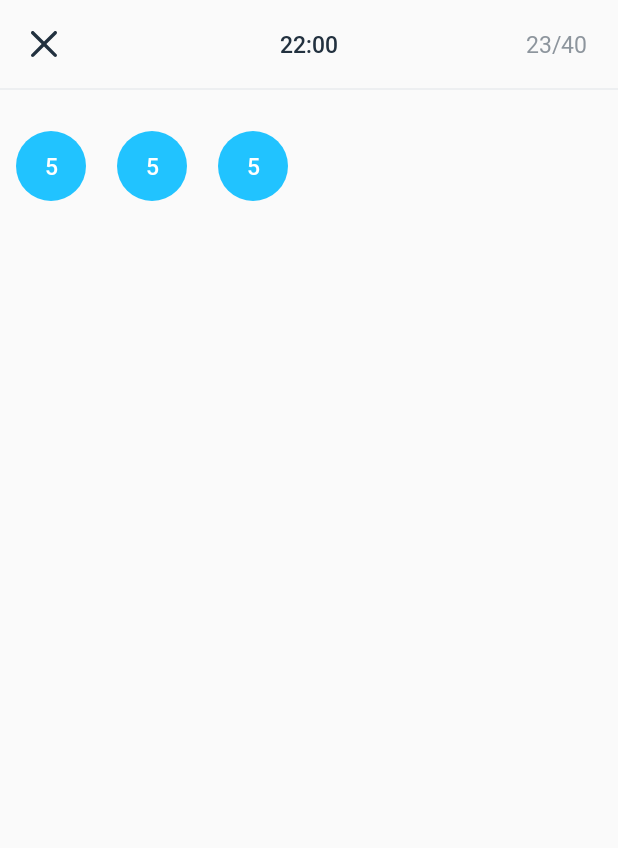
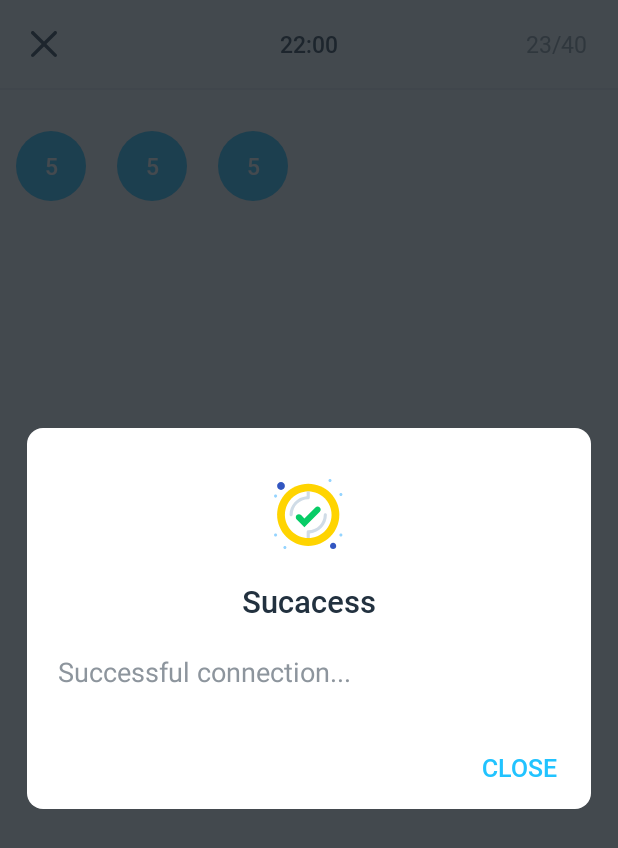
Before and after one commit to dungvuhanoivietnam/quiztest, an Android app: the layout bottom_sheet_answer.xml on its own in the app's theme, with its tools: preview values and no code run, on a phone screen of 412 x 824 dp. Shown: the top 848 px of the screen. Run offline under Robolectric (Android 15) with nearby library versions, the phone set to English and light mode, and no system bars.

Commit message:
fill data question and check result

```diff
--- /dev/null
+++ b/TestIQ/src/main/java/com/example/testiq/ui/DialogResultCallApi.kt
@@ -0,0 +1,37 @@
+package com.example.testiq.ui
+
+import android.app.Dialog
+import android.content.Context
+import android.graphics.Color
+import android.graphics.drawable.ColorDrawable
+import android.view.Gravity
+import android.view.LayoutInflater
+import android.view.ViewGroup
+import android.view.WindowManager
+import com.example.testiq.R
+import com.example.testiq.databinding.DialogResultApiBinding
+import com.example.testiq.utils.Status
+
+class DialogResultCallApi(
+    internal var context: Context, var status : Status
+) : Dialog(context, R.style.MaterialDialogSheet) {
+
+    private val binding = DialogResultApiBinding.inflate(LayoutInflater.from(context))
+
+    init {
+        window!!.setBackgroundDrawable(ColorDrawable(Color.TRANSPARENT))
+        window!!.setLayout(ViewGroup.LayoutParams.MATCH_PARENT, ViewGroup.LayoutParams.MATCH_PARENT)
+        window!!.setGravity(Gravity.CENTER)
+        window!!.setSoftInputMode(WindowManager.LayoutParams.SOFT_INPUT_ADJUST_RESIZE)
+        setContentView(binding.root)
+        initUI()
+    }
+
+    private fun initUI() {
+        binding.label.text = if (Status.SUCCESS == status) "Sucacess" else "Error"
+
+        binding.submit.setOnClickListener {
+            dismiss()
+        }
+    }
+}
--- a/TestIQ/src/main/java/com/example/testiq/viewmodel/MainViewModel.kt
+++ b/TestIQ/src/main/java/com/example/testiq/viewmodel/MainViewModel.kt
@@ -24,6 +24,7 @@ class MainViewModel(
     var lstQuestion = ArrayList<QuestionModel>()
     var questionModel : QuestionModel? = null
     var index : Int = 0
+    var quizTestResponse : QuizTestResponse?= null
 
     val questions: LiveData<Resource<QuizTestResponse>>
         get() = _users
@@ -52,4 +53,29 @@ class MainViewModel(
                  }
              })
     }
+
+    fun submitQuizTest(answers : ArrayList<Int>, keyQuizTest : String){
+        AndroidNetworking.post("https://quiz-test.merryblue.llc/api/v1/quiz/submit-quiz-test")
+            .addHeaders("Authorization", token)
+            .addHeaders("key-app", "quiztest")
+            .addQueryParameter("answers", answers.toString())
+            .addQueryParameter("key_quiz_test", keyQuizTest)
+            .setTag("test")
+            .setPriority(Priority.MEDIUM)
+            .build()
+            .getAsJSONObject(object : JSONObjectRequestListener {
+                override fun onResponse(response: JSONObject?) {
+                    val response: QuizTestResponse = Gson().fromJson(
+                        response.toString(),
+                        QuizTestResponse::class.java
+                    )
+                    _users.postValue(Resource.success(response))
+                }
+
+                override fun onError(error: ANError) {
+                    // handle error
+                    _users.postValue(Resource.error(error.message.toString(),null))
+                }
+            })
+    }
 }
--- a/TestIQ/src/main/res/layout/bottom_sheet_answer.xml
+++ b/TestIQ/src/main/res/layout/bottom_sheet_answer.xml
@@ -3,7 +3,8 @@
     xmlns:app="http://schemas.android.com/apk/res-auto"
     xmlns:tools="http://schemas.android.com/tools"
     android:layout_width="match_parent"
-    android:layout_height="wrap_content">
+    android:layout_height="wrap_content"
+    android:paddingBottom="@dimen/_4sdp">
 
     <androidx.appcompat.widget.AppCompatImageView
         android:id="@+id/iv_back"
@@ -29,6 +30,7 @@
         app:layout_constraintTop_toTopOf="@id/iv_back" />
 
     <androidx.appcompat.widget.AppCompatTextView
+        android:id="@+id/total"
         android:layout_width="wrap_content"
         android:layout_height="0sp"
         android:layout_marginEnd="@dimen/_16sdp"
@@ -50,13 +52,13 @@
 
     <androidx.recyclerview.widget.RecyclerView
         android:id="@+id/rcl_result"
-        android:padding="@dimen/_3sdp"
-        android:layout_marginTop="@dimen/_12sdp"
         android:layout_width="match_parent"
         android:layout_height="wrap_content"
-        app:spanCount="6"
+        android:layout_marginTop="@dimen/_12sdp"
+        android:padding="@dimen/_3sdp"
         app:layoutManager="androidx.recyclerview.widget.GridLayoutManager"
         app:layout_constraintTop_toBottomOf="@+id/line"
+        app:spanCount="6"
         tools:listitem="@layout/item_check_bottom_sheet" />
 
 </androidx.constraintlayout.widget.ConstraintLayout>
```
Also changed, not shown: TestIQ/src/main/java/com/example/testiq/ActivityQuestion.kt (+67 -44 lines), TestIQ/src/main/java/com/example/testiq/adapter/AdapterSelectQuestion.kt (+24 -10 lines), TestIQ/src/main/java/com/example/testiq/model/QuestionModel.kt (+10 -6 lines), TestIQ/src/main/java/com/example/testiq/ui/BottomSheetAnswer.kt (+34 -10 lines).
